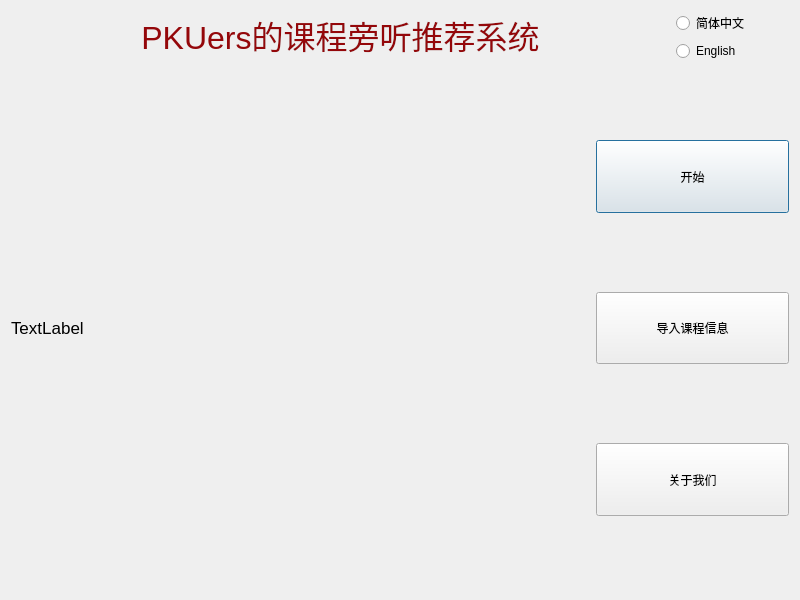
This is PKUCourseRadar/homewindow.ui in DynamicCast03/PKUCourseRadar as Qt 5 draws it before an edit. The edited form follows.
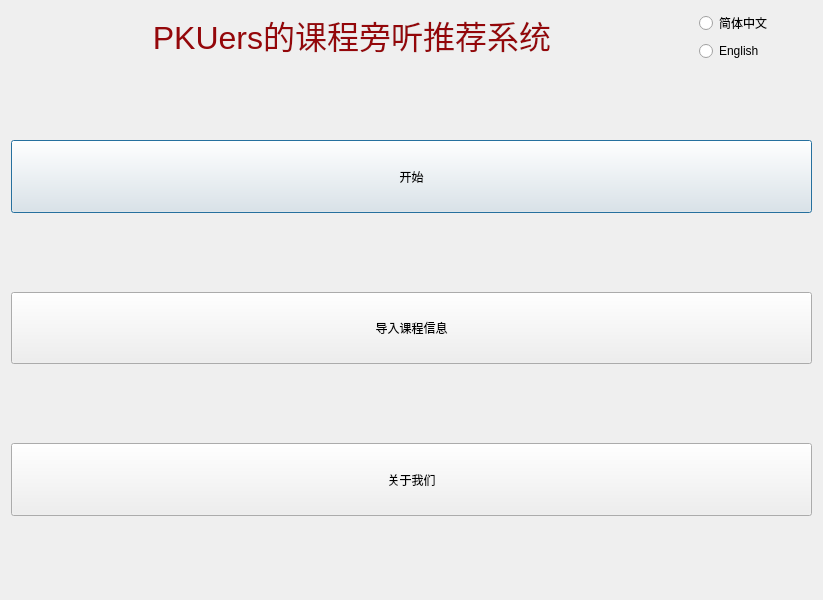
This is the edited form.

What changed in the file:
```diff
--- a/PKUCourseRadar/homewindow.ui
+++ b/PKUCourseRadar/homewindow.ui
@@ -6,10 +6,16 @@
    <rect>
     <x>0</x>
     <y>0</y>
-    <width>800</width>
+    <width>823</width>
     <height>600</height>
    </rect>
   </property>
+  <property name="sizePolicy">
+   <sizepolicy hsizetype="Fixed" vsizetype="Preferred">
+    <horstretch>0</horstretch>
+    <verstretch>0</verstretch>
+   </sizepolicy>
+  </property>
   <property name="windowTitle">
    <string>HomeWindow</string>
   </property>
@@ -60,21 +66,7 @@
     </layout>
    </item>
    <item>
-    <layout class="QHBoxLayout" name="horizontalLayout" stretch="3,1">
-     <item>
-      <widget class="QLabel" name="lbl_img">
-       <property name="text">
-        <string>&lt;!DOCTYPE HTML PUBLIC &quot;-//W3C//DTD HTML 4.0//EN&quot; &quot;http://www.w3.org/TR/REC-html40/strict.dtd&quot;&gt;
-&lt;html&gt;&lt;head&gt;&lt;meta name=&quot;qrichtext&quot; content=&quot;1&quot; /&gt;&lt;meta charset=&quot;utf-8&quot; /&gt;&lt;style type=&quot;text/css&quot;&gt;
-p, li { white-space: pre-wrap; }
-hr { height: 1px; border-width: 0; }
-li.unchecked::marker { content: &quot;\2610&quot;; }
-li.checked::marker { content: &quot;\2612&quot;; }
-&lt;/style&gt;&lt;/head&gt;&lt;body style=&quot; font-family:'.AppleSystemUIFont'; font-size:13pt; font-weight:400; font-style:normal;&quot;&gt;
-&lt;p style=&quot; margin-top:0px; margin-bottom:0px; margin-left:0px; margin-right:0px; -qt-block-indent:0; text-indent:0px;&quot;&gt;TextLabel&lt;/p&gt;&lt;/body&gt;&lt;/html&gt;</string>
-       </property>
-      </widget>
-     </item>
+    <layout class="QHBoxLayout" name="horizontalLayout" stretch="1">
      <item>
       <layout class="QVBoxLayout" name="verticalLayout_2" stretch="1,1,1,1,1,1,1">
        <item>
```
Left out of the diff: 2 changed lines with no effect on the pictures.
